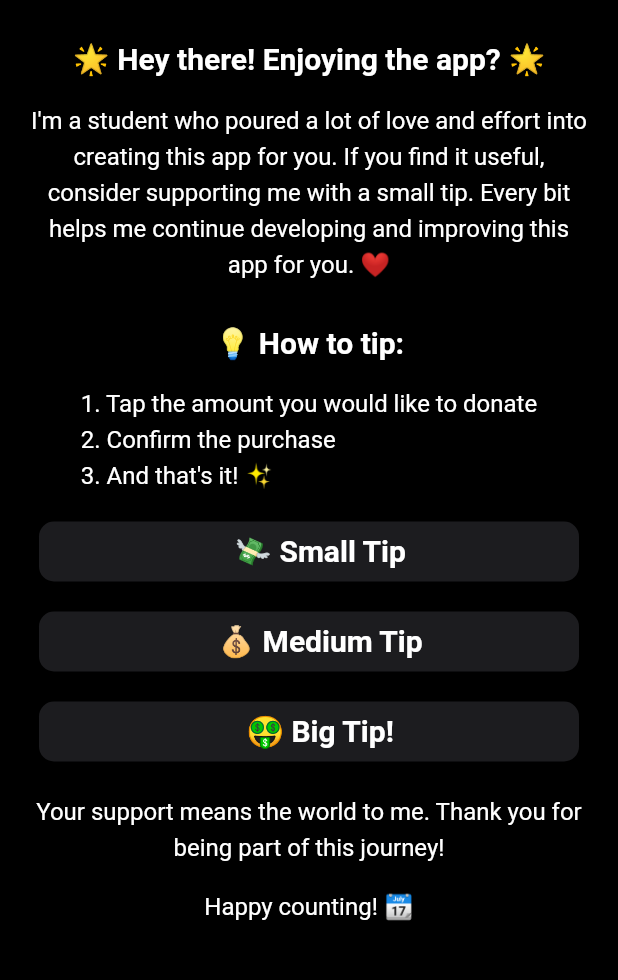
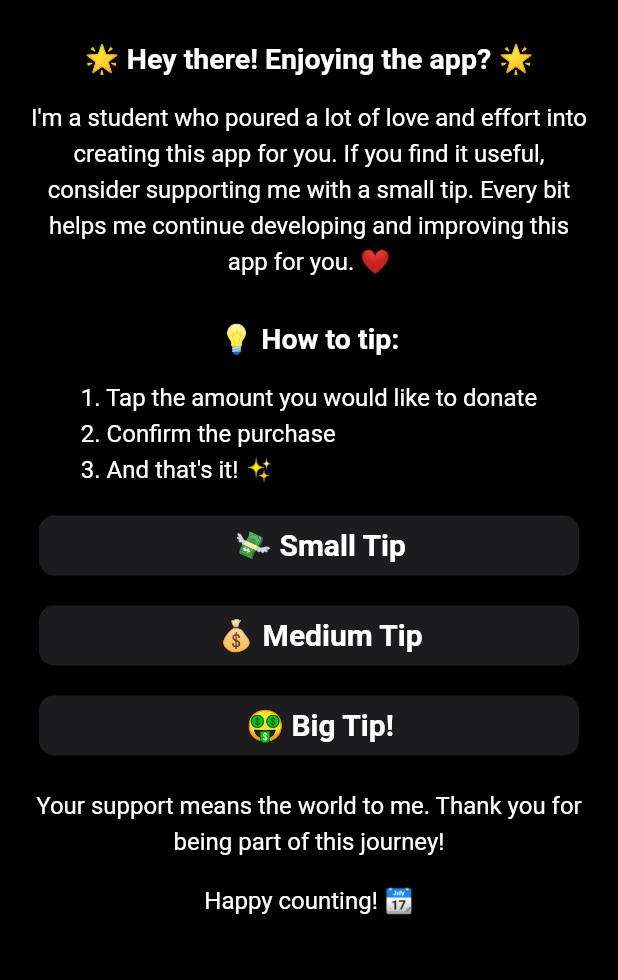
Before and after one commit to Tombiczek/Count-Days-Flutter, a Flutter app: the screen it shows after launch, item 2 of the bottom bar chosen, after a tap on "Support Count Days", on a phone screen of 412 x 824 dp, the part 41-1021 px from its top. Run offline on Flutter 3.47's test engine with Material 2 defaults, Android fonts, the phone set to English and light mode, and no system bars; our stand-ins replace percent_indicator, shared_preferences.

Commit message:
małe poprawki błędów

```diff
--- a/lib/percent_widget.dart
+++ b/lib/percent_widget.dart
@@ -66,7 +66,6 @@ double calculatePercentage() {
           Padding(
             padding: const EdgeInsets.all(10.0),
             child: LinearPercentIndicator(
-              width: 373,
               clipLinearGradient: true,
               linearGradient: LinearGradient(
                 colors: widget.orange ? [
--- a/lib/settings.dart
+++ b/lib/settings.dart
@@ -107,7 +107,8 @@ class _SettingsPageState extends State<SettingsPage> {
       appBar: AppBar(
         toolbarHeight: 35,
       ),
-      body: Column(
+      body: SingleChildScrollView(
+      child: Column(
         children: [
           const Padding(
             padding: EdgeInsets.only(left: 20),
@@ -247,16 +248,6 @@ class _SettingsPageState extends State<SettingsPage> {
                         Text("Appearance",
                         style: Theme.of(context).textTheme.bodySmall),
                         const Spacer(),
-                        // CupertinoSwitch(
-                        //   value: theme,
-                        //   onChanged: (val) {
-                        //     setState(() {
-                        //       theme = val;
-                        //       widget.updateTheme(theme);
-                        //       _saveThemeValue(theme);
-                        //     });
-                        //   },
-                        // ),
                         DropdownButton(
                           borderRadius: const BorderRadius.all(Radius.circular(10)),
                           value: widget.theme,
@@ -352,12 +343,14 @@ class _SettingsPageState extends State<SettingsPage> {
                   borderRadius: BorderRadius.circular(10),
                   color: Theme.of(context).primaryColor,
                 ),
+                //
                 child: Column(
                   children: [
+                    const SizedBox(height: 5,),
                     Container(
                       alignment: Alignment.center,
                       width: double.infinity,
-                      height: 40,
+                      height: 35,
                       child: Row(
                         crossAxisAlignment: CrossAxisAlignment.center,
                         mainAxisAlignment: MainAxisAlignment.center,
@@ -382,39 +375,47 @@ class _SettingsPageState extends State<SettingsPage> {
                         ],
                       ),
                     ),
+                    const Divider(
+                    indent: 45,
+                    thickness: 1,),
+                    Container(
+                    alignment: Alignment.center,
+                    width: double.infinity,
+                    height: 35,
+                    child: Row(
+                      crossAxisAlignment: CrossAxisAlignment.center,
+                      mainAxisAlignment: MainAxisAlignment.center,
+                      children: [
+                        const SizedBox(width: 12),
+                        Icon(
+                          CupertinoIcons.gauge,
+                          color: Theme.of(context).cardColor,
+                        ),
+                        const SizedBox(width: 12),
+                        Text("Version",
+                        style: Theme.of(context).textTheme.bodySmall),
+                        const Spacer(),
+                        const Text(
+                          "v1.1.0",
+                          style: TextStyle(
+                            color: Color.fromARGB(255, 126, 126, 126),
+                            fontSize: 15)
+                        ),
+                        const SizedBox(width: 15),
+                        const SizedBox(width: 8),
+                      ],
+                    ),
+                  ),
+                  const SizedBox(height: 5,)
                   ],
                 ),
               ),
             ),
           ),
-            Container(
-              alignment: Alignment.bottomCenter,
-              height: 40,
-              width: 400,
-              margin: const EdgeInsets.only(top: 224),
-              child: Column(
-                children: const [
-                  Text(
-                    'v1.1.0',
-                    style: TextStyle(
-                      fontSize: 10,
-                      fontWeight: FontWeight.bold,
-                    ),
-                  ),
-                  SizedBox(height: 3),
-                  Text(
-                    'GitHub: Tombiczek',
-                    style: TextStyle(
-                      fontSize: 10,
-                      fontWeight: FontWeight.normal,
-                    ),
-                  ),
-                ],
-              ),
-            ),
           ],
         ),
-      )
+      ),
+    )
     );
   }
 }
--- a/lib/start_button.dart
+++ b/lib/start_button.dart
@@ -149,6 +149,7 @@ class _StartButtonState extends State<StartButton> {
   }
   Future _bottomSheetPopUp(BuildContext context) async {
     final double keyboardHeight = MediaQuery.of(context).viewInsets.bottom;
+    final double safeAreaHeight = MediaQuery.of(context).size.height - MediaQuery.of(context).padding.top;
     return showModalBottomSheet(
       context: context,
       shape: const RoundedRectangleBorder(
@@ -158,7 +159,7 @@ class _StartButtonState extends State<StartButton> {
       isScrollControlled: true,
       builder: (context) => SingleChildScrollView(
         child: Container(
-          height: 785 - keyboardHeight,
+          height: safeAreaHeight - keyboardHeight,
            padding: const EdgeInsets.all(5),
             child: Column(
               mainAxisAlignment: MainAxisAlignment.start,
--- a/lib/support_me.dart
+++ b/lib/support_me.dart
@@ -58,7 +58,8 @@ class _SupportMeState extends State<SupportMe> {
           ),
         ],
       ),
-      body: Container(
+      body: SingleChildScrollView(
+      child: Container(
         margin: const EdgeInsets.only(left: 20, right: 20),
         alignment: Alignment.center,
         child: Center(
@@ -70,7 +71,7 @@ class _SupportMeState extends State<SupportMe> {
               const Text(
                 '\u{1F31F} Hey there! Enjoying the app? \u{1F31F}',
                 style: TextStyle(
-                  fontSize: 20,
+                  fontSize: 19,
                   fontWeight: FontWeight.bold,
                 ),
               ),
@@ -89,7 +90,7 @@ class _SupportMeState extends State<SupportMe> {
               const Text(
                 "\u{1F4A1} How to tip:",
                 style: TextStyle(
-                  fontSize: 20,
+                  fontSize: 19,
                   fontWeight: FontWeight.bold,
                 ),
                 textAlign: TextAlign.center,
@@ -197,7 +198,7 @@ class _SupportMeState extends State<SupportMe> {
       ),
 
 
-
+      )
     );
   }
 }
--- a/lib/timer_screen.dart
+++ b/lib/timer_screen.dart
@@ -247,6 +247,7 @@ Widget build(BuildContext context) {
   Future _bottomSheetPopUp(BuildContext context, CountdownWidget countdownWidget) {
     _textEditingController.text = widget.globalTitle;
     final double keyboardHeight = MediaQuery.of(context).viewInsets.bottom;
+    final double safeAreaHeight = MediaQuery.of(context).size.height - MediaQuery.of(context).padding.top;
     return showModalBottomSheet(
       context: context,
       shape: const RoundedRectangleBorder(
@@ -257,7 +258,7 @@ Widget build(BuildContext context) {
       isScrollControlled: true,
       builder: (context) => SingleChildScrollView(
         child: Container(
-          height: 785 - keyboardHeight,
+          height: safeAreaHeight - keyboardHeight,
           padding: const EdgeInsets.all(5),
           child: Column(
             mainAxisAlignment: MainAxisAlignment.start,
@@ -388,6 +389,7 @@ Widget build(BuildContext context) {
   }
 
   Future _bottomSheetPopUp2(BuildContext context) {
+    final double safeAreaHeight = MediaQuery.of(context).size.height - MediaQuery.of(context).padding.top;
     return showModalBottomSheet(
       context: context,
       shape: const RoundedRectangleBorder(
@@ -398,7 +400,7 @@ Widget build(BuildContext context) {
       isScrollControlled: true,
       builder: (context) => SingleChildScrollView(
         child: Container(
-          height: 785,
+          height: safeAreaHeight,
           padding: const EdgeInsets.all(5),
           child: Column(
             mainAxisAlignment: MainAxisAlignment.start,
```
Also changed, not shown: 1 other file.
